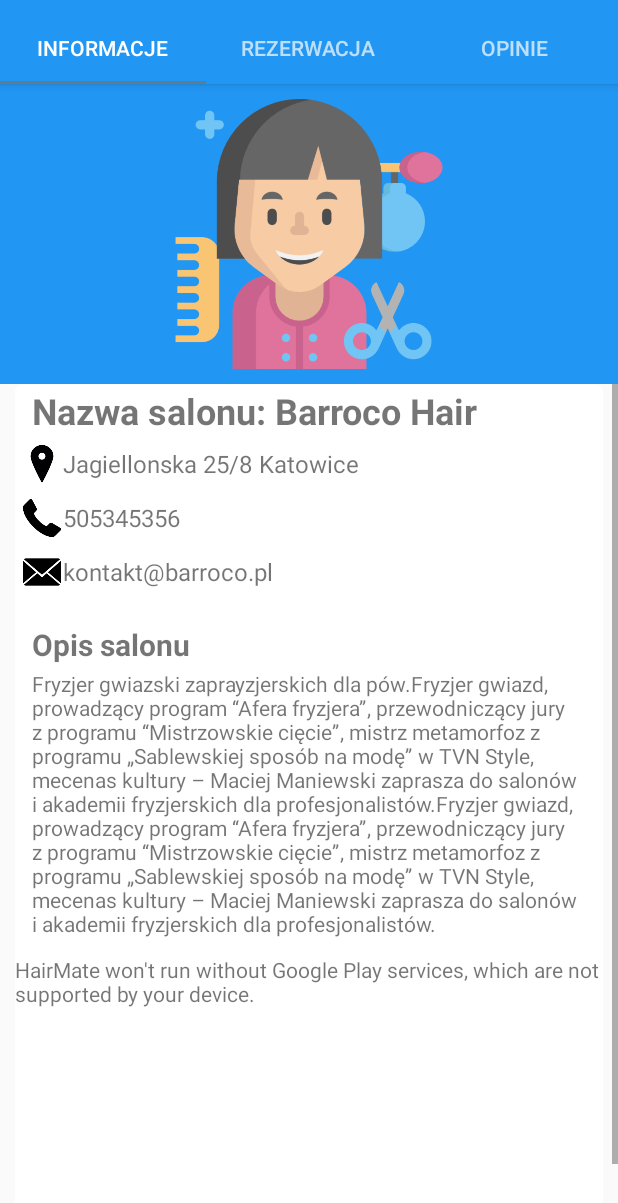
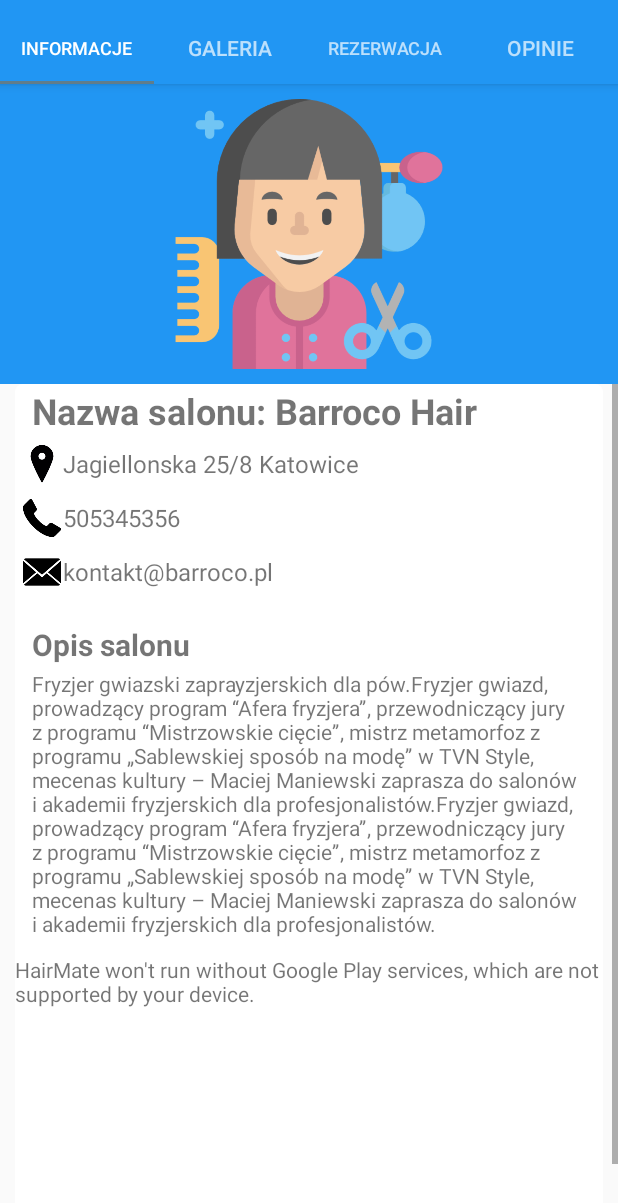
Before and after one commit to PawelKozarzewski/Hairmate, an Android app: the SalonView screen opened directly, with no data from a screen before it, on a phone screen of 412 x 824 dp. Shown: the top 1203 px of the screen. Run offline under Robolectric (Android 15) with nearby library versions, the phone set to English and light mode, and no system bars; our stand-ins replace Firebase (no records; nobody signed in at launch, a user with empty details on screens opened directly), Picasso; 9 statements that could not run were skipped.

Commit message:
Added salon gallery

```diff
--- a/app/src/main/AndroidManifest.xml
+++ b/app/src/main/AndroidManifest.xml
@@ -61,7 +61,8 @@
             android:required="false" />
 
         <activity android:name=".OwnerSalonServiceList" />
-        <activity android:name=".AddServiceForm"></activity>
+        <activity android:name=".AddServiceForm" />
+        <activity android:name=".SalonGallery"></activity>
     </application>
 
 </manifest>
--- /dev/null
+++ b/app/src/main/java/com/example/patryk/hairfire/ImageAdapter.java
@@ -0,0 +1,50 @@
+package com.example.patryk.hairfire;
+
+import android.content.Context;
+import android.support.annotation.NonNull;
+import android.support.v4.view.PagerAdapter;
+import android.view.View;
+import android.view.ViewGroup;
+import android.widget.ImageView;
+import com.squareup.picasso.Picasso;
+
+
+
+public class ImageAdapter extends PagerAdapter {
+    private Context context;
+    private String[] imageUrls;
+
+    ImageAdapter(Context context, String[] imageUrls) {
+        this.context = context;
+        this.imageUrls = imageUrls;
+    }
+
+    @Override
+    public int getCount() {
+        return imageUrls.length;
+    }
+
+    @Override
+    public boolean isViewFromObject(@NonNull View view, @NonNull Object object) {
+        return view == object;
+    }
+
+    @NonNull
+    @Override
+    public Object instantiateItem(@NonNull ViewGroup container, int position) {
+        ImageView imageView = new ImageView(context);
+        Picasso.get()
+                .load(imageUrls[position])
+                .resize(0,600)
+                .centerInside()
+                .into(imageView);
+        container.addView(imageView);
+
+        return imageView;
+    }
+
+    @Override
+    public void destroyItem(@NonNull ViewGroup container, int position, @NonNull Object object) {
+        container.removeView((View) object);
+    }
+}
--- /dev/null
+++ b/app/src/main/java/com/example/patryk/hairfire/SalonGallery.java
@@ -0,0 +1,56 @@
+package com.example.patryk.hairfire;
+
+import android.support.annotation.NonNull;
+import android.support.annotation.Nullable;
+import android.support.v4.view.ViewPager;
+import android.support.v7.app.AppCompatActivity;
+import android.os.Bundle;
+import android.support.v4.app.Fragment;
+import android.view.LayoutInflater;
+import android.view.View;
+import android.view.ViewGroup;
+
+import com.google.android.gms.tasks.OnCompleteListener;
+import com.google.android.gms.tasks.Task;
+import com.google.firebase.firestore.DocumentSnapshot;
+import com.google.firebase.firestore.FirebaseFirestore;
+
+import static com.example.patryk.hairfire.SalonList.salon_id;
+
+
+public class SalonGallery extends Fragment {
+
+    private String[] imageUrls = new String[3];
+    FirebaseFirestore db = FirebaseFirestore.getInstance();
+
+    @Nullable
+    @Override
+    public View onCreateView(@NonNull LayoutInflater inflater, @Nullable ViewGroup container, @Nullable Bundle savedInstanceState) {
+        final View view = inflater.inflate(R.layout.activity_salon_gallery,container,false);
+
+
+        db.collection("Salons")
+                .document(salon_id)
+                .get()
+                .addOnCompleteListener(new OnCompleteListener<DocumentSnapshot>() {
+                    @Override
+                    public void onComplete(@NonNull Task<DocumentSnapshot> task) {
+                        if(task.isSuccessful()){
+                            if(task.getResult() != null){
+                                imageUrls[0] = task.getResult().getString("photo1");
+                                imageUrls[1] = task.getResult().getString("photo2");
+                                imageUrls[2] = task.getResult().getString("photo3");
+                                ViewPager viewPager = view.findViewById(R.id.viewPager);
+                                ImageAdapter adapter = new ImageAdapter(getActivity(), imageUrls);
+                                viewPager.setAdapter(adapter);
+
+                            }
+                        }
+                    }
+                });
+
+
+        return view;
+
+    }
+}
--- a/app/src/main/java/com/example/patryk/hairfire/SalonView.java
+++ b/app/src/main/java/com/example/patryk/hairfire/SalonView.java
@@ -33,6 +33,7 @@ public class SalonView extends AppCompatActivity {
     private void setupViewPager(ViewPager viewPager){
         SectionsPageAdapter adapter = new SectionsPageAdapter(getSupportFragmentManager());
         adapter.addFragment(new InformationTab(), "Informacje");
+        adapter.addFragment(new SalonGallery(), "Galeria");
         adapter.addFragment(new CalendarView(),"Rezerwacja");
         adapter.addFragment(new OpinionTab(), "Opinie");
         viewPager.setAdapter(adapter);
```
Also changed, not shown: app/src/main/res/layout/activity_salon_gallery.xml (added, +15 -0 lines).
